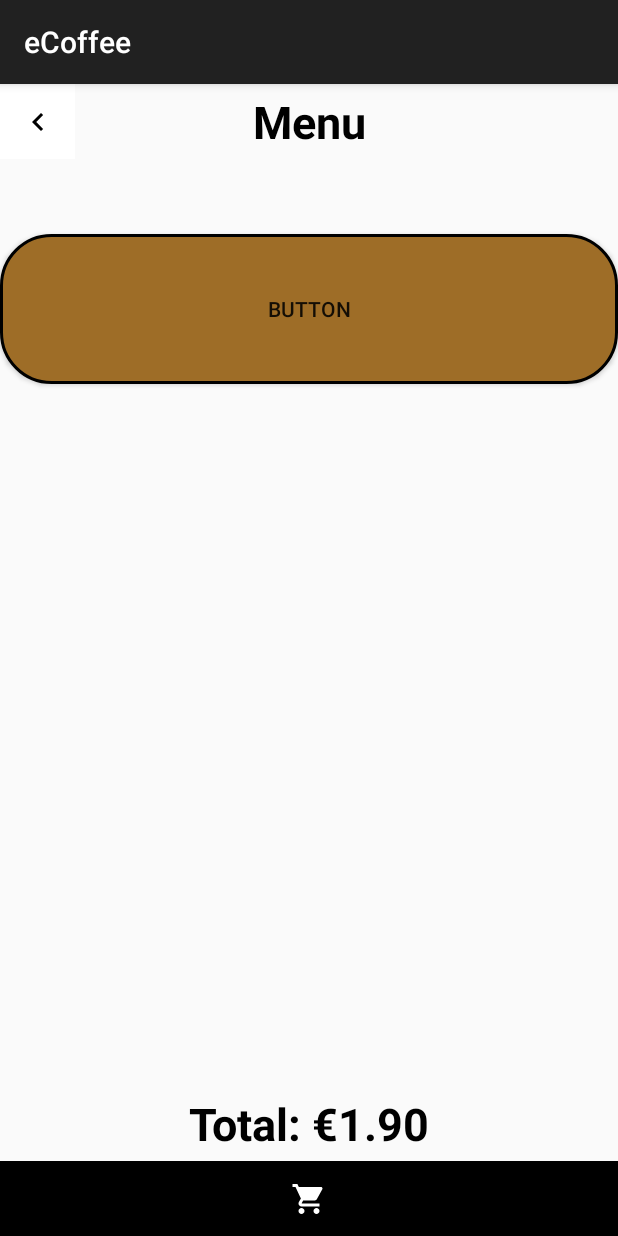
After one commit to CS-UCY-EPL343/winter19.team16, an Android app: the orderActivity screen opened directly, with no data from a screen before it, on a phone screen of 412 x 824 dp. The commit adds this screen. Run offline under Robolectric (Android 15) with nearby library versions, the phone set to English and light mode, and no system bars.

Commit message:
Order activity

```diff
--- /dev/null
+++ b/app/src/main/java/com/team16/ecoffee/orderActivity.java
@@ -0,0 +1,14 @@
+package com.team16.ecoffee;
+
+import androidx.appcompat.app.AppCompatActivity;
+
+import android.os.Bundle;
+
+public class orderActivity extends AppCompatActivity {
+
+    @Override
+    protected void onCreate(Bundle savedInstanceState) {
+        super.onCreate(savedInstanceState);
+        setContentView(R.layout.activity_order);
+    }
+}
--- /dev/null
+++ b/app/src/main/res/drawable/ic_chevron_left_black_24dp.xml
@@ -0,0 +1,9 @@
+<vector xmlns:android="http://schemas.android.com/apk/res/android"
+        android:width="24dp"
+        android:height="24dp"
+        android:viewportWidth="24.0"
+        android:viewportHeight="24.0">
+    <path
+        android:fillColor="#FF000000"
+        android:pathData="M15.41,7.41L14,6l-6,6 6,6 1.41,-1.41L10.83,12z"/>
+</vector>
--- a/app/src/main/res/drawable/ic_shopping_cart_black_24dp.xml
+++ b/app/src/main/res/drawable/ic_shopping_cart_black_24dp.xml
@@ -4,6 +4,6 @@
         android:viewportWidth="24.0"
         android:viewportHeight="24.0">
     <path
-        android:fillColor="#FF000000"
+        android:fillColor="#FFFFFF"
         android:pathData="M7,18c-1.1,0 -1.99,0.9 -1.99,2S5.9,22 7,22s2,-0.9 2,-2 -0.9,-2 -2,-2zM1,2v2h2l3.6,7.59 -1.35,2.45c-0.16,0.28 -0.25,0.61 -0.25,0.96 0,1.1 0.9,2 2,2h12v-2L7.42,15c-0.14,0 -0.25,-0.11 -0.25,-0.25l0.03,-0.12 0.9,-1.63h7.45c0.75,0 1.41,-0.41 1.75,-1.03l3.58,-6.49c0.08,-0.14 0.12,-0.31 0.12,-0.48 0,-0.55 -0.45,-1 -1,-1L5.21,4l-0.94,-2L1,2zM17,18c-1.1,0 -1.99,0.9 -1.99,2s0.89,2 1.99,2 2,-0.9 2,-2 -0.9,-2 -2,-2z"/>
 </vector>
--- /dev/null
+++ b/app/src/main/res/drawable/rectBrown.xml
@@ -0,0 +1,15 @@
+<?xml version="1.0" encoding="utf-8"?>
+<shape
+    xmlns:android="http://schemas.android.com/apk/res/android"
+    android:id="@+id/rectBrown">
+    <stroke android:width="2dp" android:color="#000000" />
+    <padding
+        android:top="16dp"
+        android:bottom="16dp" />
+
+    <corners android:radius="33dp" />
+
+    <solid android:color="@color/brown" />
+
+
+</shape>
--- /dev/null
+++ b/app/src/main/res/layout/activity_order.xml
@@ -0,0 +1,95 @@
+<?xml version="1.0" encoding="utf-8"?>
+<androidx.constraintlayout.widget.ConstraintLayout xmlns:android="http://schemas.android.com/apk/res/android"
+    xmlns:app="http://schemas.android.com/apk/res-auto"
+    xmlns:tools="http://schemas.android.com/tools"
+    android:layout_width="match_parent"
+    android:layout_height="match_parent"
+    tools:context=".orderActivity">
+
+    <ImageButton
+        android:id="@+id/back_button"
+        android:layout_width="50dp"
+        android:layout_height="50dp"
+        android:background="#FFFFFF"
+        android:contentDescription="@string/back"
+        app:layout_constraintBottom_toTopOf="@+id/coffee_layout"
+        app:layout_constraintStart_toStartOf="parent"
+        app:layout_constraintTop_toTopOf="parent"
+        app:srcCompat="@drawable/ic_chevron_left_black_24dp" />
+
+    <TextView
+        android:id="@+id/preferences"
+        android:layout_width="0dp"
+        android:layout_height="0dp"
+        android:clickable="false"
+        android:gravity="center"
+        android:text="@string/preferences"
+        android:textAppearance="@style/TextAppearance.AppCompat.Large"
+        android:textColor="#000000"
+        android:textIsSelectable="false"
+        android:textSize="30sp"
+        android:textStyle="bold"
+        app:layout_constraintBottom_toTopOf="@+id/coffee_layout"
+        app:layout_constraintEnd_toEndOf="parent"
+        app:layout_constraintHorizontal_bias="0.0"
+        app:layout_constraintStart_toStartOf="parent"
+        app:layout_constraintTop_toTopOf="parent"
+        app:layout_constraintVertical_bias="0.0" />
+
+    <ImageButton
+        android:id="@+id/checkout"
+        android:layout_width="0dp"
+        android:layout_height="50dp"
+        android:background="@color/black"
+        android:contentDescription="@string/checkout"
+        android:orientation="horizontal"
+        app:layout_constraintBottom_toBottomOf="parent"
+        app:layout_constraintEnd_toEndOf="parent"
+        app:layout_constraintStart_toStartOf="parent"
+        app:srcCompat="@drawable/ic_shopping_cart_black_24dp"></ImageButton>
+
+    <androidx.constraintlayout.widget.ConstraintLayout
+        android:id="@+id/coffee_layout"
+        android:layout_width="0dp"
+        android:layout_height="0dp"
+        android:orientation="vertical"
+        app:layout_constraintBottom_toTopOf="@+id/total"
+        app:layout_constraintEnd_toEndOf="parent"
+        app:layout_constraintHorizontal_bias="0.0"
+        app:layout_constraintStart_toStartOf="parent"
+        app:layout_constraintTop_toBottomOf="@+id/back_button">
+
+        <androidx.constraintlayout.widget.Guideline
+            android:id="@+id/guideline4"
+            android:layout_width="wrap_content"
+            android:layout_height="50dp"
+            android:orientation="horizontal"
+            app:layout_constraintGuide_begin="50dp" />
+
+        <Button
+            android:id="@+id/button4"
+            style="@style/Widget.AppCompat.Button"
+            android:layout_width="0dp"
+            android:layout_height="100dp"
+            android:background="@drawable/rectBrown"
+            android:text="Button"
+            app:layout_constraintEnd_toEndOf="parent"
+            app:layout_constraintStart_toStartOf="parent"
+            app:layout_constraintTop_toTopOf="@+id/guideline4" />
+    </androidx.constraintlayout.widget.ConstraintLayout>
+
+    <TextView
+        android:id="@+id/total"
+        android:layout_width="0dp"
+        android:layout_height="50dp"
+        android:text="@string/total"
+        android:textColor="#000000"
+        android:textSize="30sp"
+        android:textStyle="bold"
+        app:layout_constraintBottom_toTopOf="@+id/checkout"
+        app:layout_constraintEnd_toEndOf="parent"
+        app:layout_constraintStart_toStartOf="parent"
+        app:layout_constraintTop_toBottomOf="@id/coffee_layout"
+        android:gravity="center"/>
+
+</androidx.constraintlayout.widget.ConstraintLayout>
--- a/app/src/main/res/values/strings.xml
+++ b/app/src/main/res/values/strings.xml
@@ -19,4 +19,8 @@
     <string name="title_activity_order_menu">order_menu</string>
     <string name="title_home">Home</string>
     <string name="title_checkout">Checkout</string>
+    <string name="total">Total: €1.90</string>
+    <string name="preferences">Menu</string>
+    <string name="back">back</string>
+    <string name="checkout">checkout</string>
 </resources>
```
Also changed, not shown: app/src/main/AndroidManifest.xml (+11 -13 lines), app/src/main/java/com/team16/ecoffee/order_menu.java (deleted, +0 -30 lines), app/src/main/java/com/team16/ecoffee/ui/dashboard/DashboardFragment.java (deleted, +0 -35 lines), app/src/main/java/com/team16/ecoffee/ui/dashboard/DashboardViewModel.java (deleted, +0 -19 lines), app/src/main/java/com/team16/ecoffee/ui/home/HomeFragment.java (deleted, +0 -35 lines), app/src/main/java/com/team16/ecoffee/ui/home/HomeViewModel.java (deleted, +0 -19 lines), app/src/main/java/com/team16/ecoffee/ui/notifications/NotificationsFragment.java (deleted, +0 -35 lines), app/src/main/java/com/team16/ecoffee/ui/notifications/NotificationsViewModel.java (deleted, +0 -19 lines), app/src/main/res/drawable/ic_iced_coffee.xml (added, +36 -0 lines), app/src/main/res/drawable/ic_notifications_black_24dp.xml (deleted, +0 -9 lines), app/src/main/res/layout/activity_order_menu.xml (deleted, +0 -35 lines), app/src/main/res/layout/fragment_dashboard.xml (deleted, +0 -19 lines), app/src/main/res/layout/fragment_home.xml (deleted, +0 -19 lines), app/src/main/res/layout/fragment_notifications.xml (deleted, +0 -19 lines).
